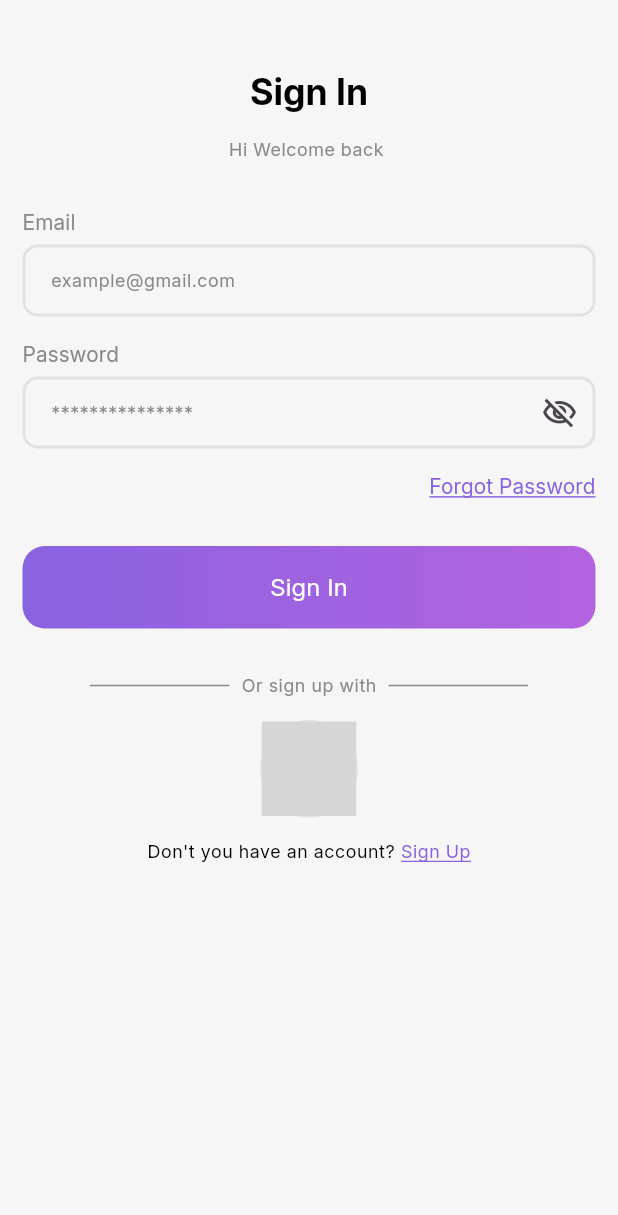
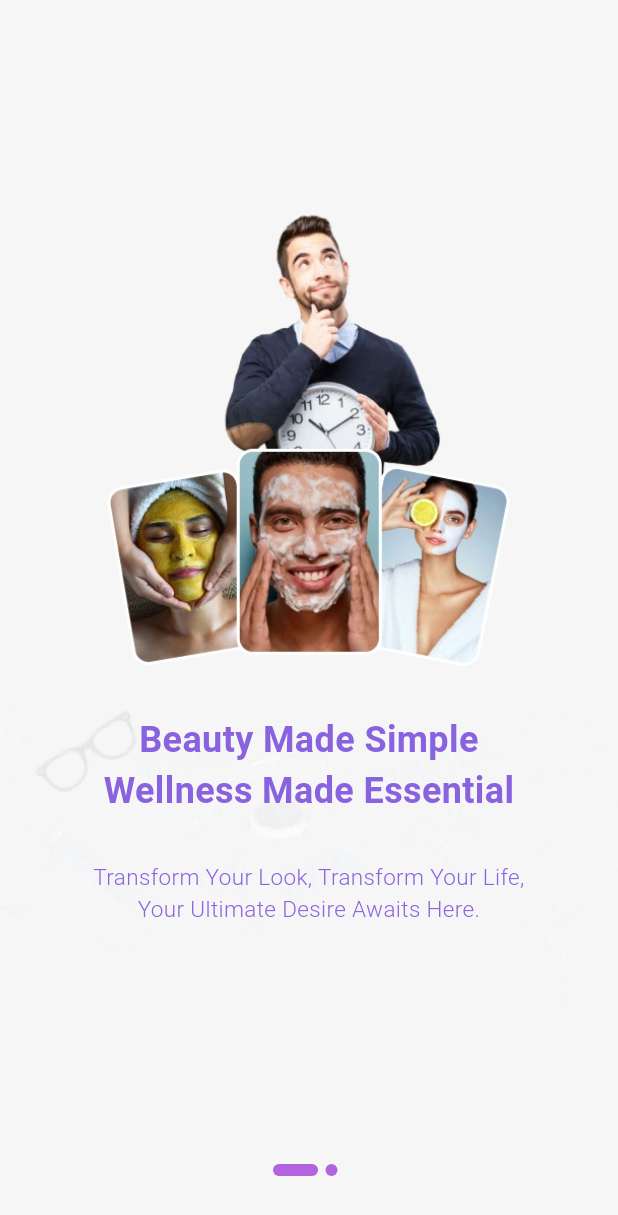
Before and after one commit to malachieborohoul/glamee, a Flutter app: the screen it shows after launch, on a phone screen of 412 x 824 dp. Shown: the top 1215 px of the screen. Run offline on Flutter 3.47's test engine with Material 3 defaults, Android fonts, the phone set to English and light mode, and no system bars; our stand-ins replace equatable, flutter_bloc, flutter_svg, fpdart, get_it, google_sign_in and 5 more; accounts and stored records are empty; project files that could hold a hidden picture were left out; grey boxes are pictures that could not be loaded.

Commit message:
Impleting onboarding screen

```diff
--- /dev/null
+++ b/lib/features/auth/presentation/screens/onboarding_screen.dart
@@ -0,0 +1,166 @@
+
+import 'package:flutter/material.dart';
+import 'package:glamee/core/common/widgets/custom_button.dart';
+import 'package:glamee/core/contants/constants.dart';
+import 'package:glamee/core/theme/app_palette.dart';
+import 'package:glamee/features/auth/presentation/screens/signin_screen.dart';
+
+
+import 'package:shared_preferences/shared_preferences.dart';
+
+class OnboardingScreen extends StatefulWidget {
+
+    static route() => PageRouteBuilder(pageBuilder: (_, animation, __) {
+        return FadeTransition(
+          opacity: animation,
+          child: const OnboardingScreen(),
+        );
+      });
+  const OnboardingScreen({super.key});
+
+
+  @override
+  State<OnboardingScreen> createState() => _OnboardingScreenState();
+}
+
+class _OnboardingScreenState extends State<OnboardingScreen> {
+  late PageController _pageController;
+  int currentIndex = 0;
+  SharedPreferences? prefs;
+
+  @override
+  void initState() {
+    _pageController = PageController(initialPage: 0);
+    pref();
+    super.initState();
+  }
+
+  void pref() async {
+    prefs = await SharedPreferences.getInstance();
+  }
+
+  @override
+  void dispose() {
+    _pageController.dispose();
+    super.dispose();
+  }
+
+  @override
+  Widget build(BuildContext context) {
+    return Scaffold(
+
+      body: Stack(
+        alignment: Alignment.bottomCenter,
+        children: [
+          Image.asset(
+              '${Constants.assetImg}background.webp',
+            ),
+          PageView(
+            onPageChanged: (int page) {
+              setState(() {
+                currentIndex = page;
+              });
+            },
+            controller: _pageController,
+            children: [
+              makePage(
+                image: "group.webp",
+                title: "Beauty Made Simple Wellness Made Essential",
+                content: "Transform Your Look, Transform Your Life, Your Ultimate Desire Awaits Here.",
+              ),
+              makePage(
+                  image: "graph.webp",
+                  title: "Track Your Progress, Celebrate Your Success",
+                  content:
+                      "Stay motivated by watching your transformation unfold. Ready to begin?",
+                  button: true,
+                  prefs: prefs),
+            ],
+          ),
+          Container(
+            margin: const EdgeInsets.only(bottom: 40),
+            child: Row(
+              mainAxisAlignment: MainAxisAlignment.center,
+              children: _buildIndicator(),
+            ),
+          )
+        ],
+      ),
+    );
+  }
+
+  Widget makePage(
+      {image, title, content, button = false, SharedPreferences? prefs}) {
+    return Container(
+      padding: const EdgeInsets.only(left: 50, right: 50, bottom: 50),
+      child: Column(
+        mainAxisAlignment: MainAxisAlignment.center,
+        children: [
+          Padding(
+            padding: const EdgeInsets.symmetric(horizontal: 20),
+            child: Image.asset(
+              Constants.assetImg + image,
+            ),
+          ),
+          const SizedBox(
+            height: 30,
+          ),
+          Text(
+            title,
+            style: const TextStyle(
+                color: AppPalette.gradient1, fontSize: 24, fontWeight: FontWeight.bold),
+            textAlign: TextAlign.center,
+          ),
+          const SizedBox(
+            height: 30,
+          ),
+          Text(
+            content,
+            style: const TextStyle(
+                color: AppPalette.gradient1, fontSize: 15, fontWeight: FontWeight.w300),
+            textAlign: TextAlign.center,
+          ),
+          const SizedBox(
+            height: 30,
+          ),
+          button == false
+              ? Container()
+              : GestureDetector(
+                  onTap: () {
+                    // Provider.of<NumberEntryProvider>(context, listen: false)
+                    //     .setCount(1);
+
+                    // introApp.num = 1;
+                    prefs!.setString('x-auth-token', '');
+
+                    Navigator.pushReplacement(
+                        context, SigninScreen.route());
+                  },
+                  child:  CustomButton( buttonText: "Commençons", onPressed: (){},))
+        ],
+      ),
+    );
+  }
+
+  Widget _indicator(bool isActive) {
+    return AnimatedContainer(
+        duration: const Duration(milliseconds: 300),
+        height: 8,
+        width: isActive ? 30 : 8,
+        margin: const EdgeInsets.only(right: 5),
+        decoration: BoxDecoration(
+            color: AppPalette.gradient2, borderRadius: BorderRadius.circular(5)));
+  }
+
+  List<Widget> _buildIndicator() {
+    List<Widget> indicators = [];
+    for (int i = 0; i < 2; i++) {
+      if (currentIndex == i) {
+        indicators.add(_indicator(true));
+      } else {
+        indicators.add(_indicator(false));
+      }
+    }
+    return indicators;
+  }
+}
--- a/lib/features/auth/presentation/screens/splash_screen.dart
+++ b/lib/features/auth/presentation/screens/splash_screen.dart
@@ -1,4 +1,5 @@
 import 'package:flutter/material.dart';
+import 'package:glamee/core/theme/app_palette.dart';
 import 'package:glamee/features/auth/presentation/screens/loading_screen.dart';
 
 class SplashScreen extends StatefulWidget {
@@ -29,9 +30,9 @@ class _SplashScreenState extends State<SplashScreen> {
 
   @override
   Widget build(BuildContext context) {
-    return const Scaffold(
+    return  const Scaffold(
         body:  Center(
-      child: Text("glamee"),
+      child: Text("glamee", style:  TextStyle(color: AppPalette.gradient1, fontSize: 50, fontWeight: FontWeight.bold)),
     ));
 
 
--- a/lib/features/auth/presentation/widgets/gender_card.dart
+++ b/lib/features/auth/presentation/widgets/gender_card.dart
@@ -25,7 +25,7 @@ class GenderCard extends StatelessWidget {
             gradient: LinearGradient(colors: [
               isSelected ? AppPalette.gradient1 : AppPalette.borderColor,
               isSelected ? AppPalette.gradient2 : AppPalette.borderColor,
-            ], begin: Alignment.topLeft, end: Alignment.bottomRight),
+            ], begin: Alignment.topLeft, end: Alignment.center),
             borderRadius: BorderRadius.circular(25)),
         child: ElevatedButton(
           style: ElevatedButton.styleFrom(
--- a/lib/features/user_profile/data/repositories/user_profile_repository_impl.dart
+++ b/lib/features/user_profile/data/repositories/user_profile_repository_impl.dart
@@ -23,7 +23,7 @@ class UserProfileRepositoryImpl implements UserProfileRepository {
       required String phoneNumber,
       required String countryCode,
       required File? image,
-      required List<Category> selectedCategories}) async {
+      }) async {
     try {
       UserModel userModel = UserModel(
           id: id,
@@ -46,7 +46,7 @@ class UserProfileRepositoryImpl implements UserProfileRepository {
 
 
 
-      final user = await userProfileRemoteDatasource.completeUserProfile(userModel, selectedCategories);
+      final user = await userProfileRemoteDatasource.completeUserProfile(userModel);
       return right(user);
     } on ServerException catch (e) {
       return left(Failure(e.message));
--- a/lib/features/user_profile/domain/repositories/user_profile_repository.dart
+++ b/lib/features/user_profile/domain/repositories/user_profile_repository.dart
@@ -14,6 +14,5 @@ abstract interface class UserProfileRepository {
     required String phoneNumber,
     required String countryCode,
     required File? image,
-    required List<Category> selectedCategories
   });
 }
--- a/lib/features/user_profile/domain/usecases/complete_user_profile.dart
+++ b/lib/features/user_profile/domain/usecases/complete_user_profile.dart
@@ -21,7 +21,7 @@ class CompleteUserProfile implements Usecase<User, CompleteUserProfileParams> {
         phoneNumber: params.phoneNumber,
         countryCode: params.countryCode,
         image: params.image,
-        selectedCategories: params.selectedCategories);
+        );
   }
 }
 
@@ -35,7 +35,6 @@ class CompleteUserProfileParams {
   final String phoneNumber;
   final String countryCode;
   final File? image;
-  final List<Category> selectedCategories;
 
   const CompleteUserProfileParams({
     required this.id,
@@ -46,7 +45,6 @@ class CompleteUserProfileParams {
     required this.phoneNumber,
     required this.countryCode,
     required this.image,
-    required this.selectedCategories,
   });
 
 
--- a/lib/features/user_profile/presentation/bloc/user_profile/user_profile_bloc.dart
+++ b/lib/features/user_profile/presentation/bloc/user_profile/user_profile_bloc.dart
@@ -34,7 +34,7 @@ class UserProfileBloc extends Bloc<UserProfileEvent, UserProfileState> {
         phoneNumber: event.phoneNumber,
         countryCode: event.countryCode,
         image: event.image,
-        selectedCategories: event.selectedCategories));
+        ));
 
     res.fold((l) => emit(UserProfileFailure(l.message)), (r) {
       _appUserCubit.updateUser(r);
--- a/lib/features/user_profile/presentation/bloc/user_profile/user_profile_event.dart
+++ b/lib/features/user_profile/presentation/bloc/user_profile/user_profile_event.dart
@@ -17,7 +17,6 @@ final class UserProfileCompleteUserProfile extends UserProfileEvent{
   final String phoneNumber;
   final String countryCode;
   final File? image;
-  final List<Category> selectedCategories;
 
-  const UserProfileCompleteUserProfile(this.id, this.email, this.name, this.gender, this.age, this.phoneNumber, this.countryCode, this.image, this.selectedCategories);
+  const UserProfileCompleteUserProfile(this.id, this.email, this.name, this.gender, this.age, this.phoneNumber, this.countryCode, this.image);
 }
--- a/lib/features/user_profile/presentation/cubits/complete_user_profile/complete_user_profile_cubit.dart
+++ b/lib/features/user_profile/presentation/cubits/complete_user_profile/complete_user_profile_cubit.dart
@@ -19,9 +19,9 @@ class CompleteUserProfileCubit extends Cubit<CompleteUserProfileState> {
   }
 
   // Exemple de méthode pour sélectionner une liste de catégories
-  void selectCategories(List<Category> categories) {
-    emit(state.copyWith(categories: categories));
-  }
+  // void selectCategories(List<Category> categories) {
+  //   emit(state.copyWith(categories: categories));
+  // }
 
   // Exemple de méthode pour changer l'avatar
   void selectAvatar(File? avatar) {
--- a/lib/features/user_profile/presentation/screens/complete_profile_screen.dart
+++ b/lib/features/user_profile/presentation/screens/complete_profile_screen.dart
@@ -224,7 +224,7 @@ class _CompleteProfileScreenState extends State<CompleteProfileScreen> {
                             phoneNumber,
                             countryCode,
                             completeUserProfile.avatar,
-                            completeUserProfile.categories!));
+                            ));
                   })
               : CustomButton(
                   buttonText: "Complete Profile",
--- a/lib/features/user_profile/presentation/screens/select_age_screen.dart
+++ b/lib/features/user_profile/presentation/screens/select_age_screen.dart
@@ -5,6 +5,7 @@ import 'package:glamee/core/contants/padding.dart';
 import 'package:glamee/core/theme/app_palette.dart';
 import 'package:glamee/features/user_profile/presentation/cubits/complete_user_profile/complete_user_profile_cubit.dart';
 import 'package:glamee/features/auth/presentation/widgets/progress_bar.dart';
+import 'package:glamee/features/user_profile/presentation/screens/complete_profile_screen.dart';
 import 'package:vibration/vibration.dart';
 
 class SelectAgeScreen extends StatefulWidget {
@@ -163,7 +164,7 @@ class _SelectAgeScreenState extends State<SelectAgeScreen> {
             onPressed: () {
               context.read<CompleteUserProfileCubit>().selectAge(selectedIndex+startAge);
 
-              // Navigator.push(context, SelectCategoryScreen.route());
+              Navigator.push(context, CompleteProfileScreen.route());
             }),
       ),
     ));
--- a/lib/main.dart
+++ b/lib/main.dart
@@ -3,6 +3,7 @@ import 'package:flutter_bloc/flutter_bloc.dart';
 import 'package:glamee/core/common/cubits/app_user/app_user_cubit.dart';
 import 'package:glamee/core/theme/theme.dart';
 import 'package:glamee/features/auth/presentation/bloc/auth_bloc.dart';
+import 'package:glamee/features/auth/presentation/screens/onboarding_screen.dart';
 import 'package:glamee/features/auth/presentation/screens/splash_screen.dart';
 import 'package:glamee/features/user_profile/presentation/bloc/user_profile/user_profile_bloc.dart';
 import 'package:glamee/features/user_profile/presentation/cubits/complete_user_profile/complete_user_profile_cubit.dart';
@@ -36,7 +37,7 @@ class MyApp extends StatelessWidget {
       title: "glamee",
       debugShowCheckedModeBanner: false,
       theme: AppTheme.lightThemeMode,
-      home: const SplashScreen(), // Affiche d'abord le Splash Screen
+      home: const OnboardingScreen(), // Affiche d'abord le Splash Screen
     );
   }
 }
--- a/pubspec.yaml
+++ b/pubspec.yaml
@@ -46,6 +46,7 @@ dependencies:
   get_it: ^8.0.0
   intl_phone_field: ^3.2.0
   vibration: ^2.0.0
+  shared_preferences: ^2.3.2
 
 dev_dependencies:
   flutter_test:
```
Also changed, not shown: lib/features/user_profile/data/datasources/user_profile_remote_datasource.dart (+2 -15 lines), lib/features/user_profile/presentation/cubits/complete_user_profile/complete_user_profile_state.dart (+4 -7 lines), assets/images/background.webp (added), assets/images/graph.webp (added), assets/images/group.webp (added), pubspec.lock.
